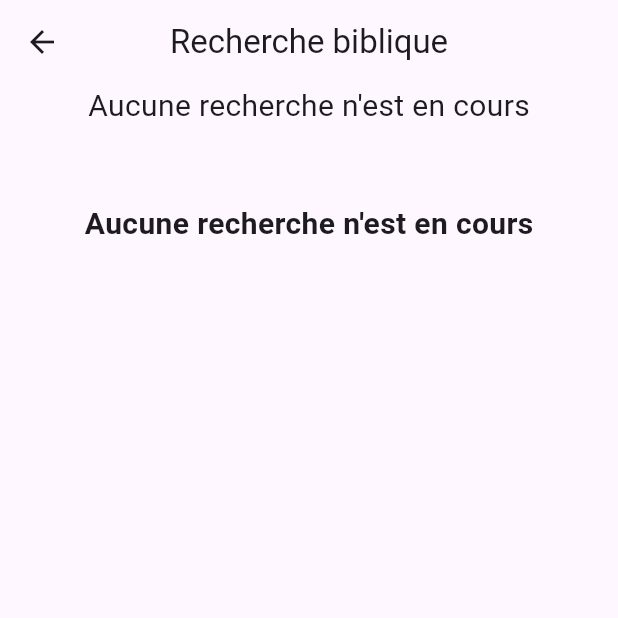
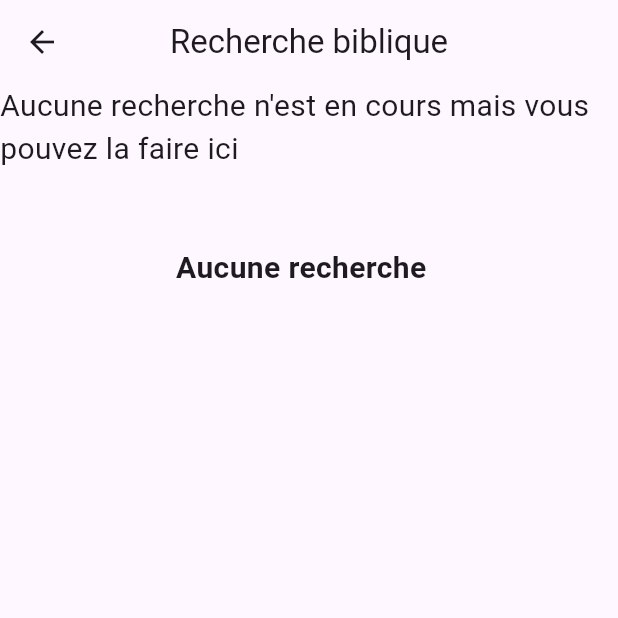
Before and after one commit to mooosmad/piousbible, a Flutter app: the SearchbibleView screen opened by its route, on a phone screen of 412 x 824 dp, the top half of it. Run offline on Flutter 3.47's test engine with Material 3 defaults, Android fonts, the phone set to English and light mode, and no system bars; our stand-ins replace get, zoom_tap_animation.

Commit message:
fix: some changes in search

```diff
--- a/lib/app/modules/searchbible/views/searchbible_view.dart
+++ b/lib/app/modules/searchbible/views/searchbible_view.dart
@@ -17,12 +17,12 @@ class SearchbibleView extends GetView<SearchbibleController> {
         child: Column(
           children: [
             Text(
-              'Aucune recherche n\'est en cours',
+              'Aucune recherche n\'est en cours mais vous pouvez la faire ici',
               style: TextStyle(fontSize: 20),
             ),
             SizedBox(height: 50),
             Text(
-              'Aucune recherche n\'est en cours',
+              'Aucune recherche  ',
               style: TextStyle(
                 fontSize: 20,
                 fontWeight: FontWeight.bold,
--- a/lib/main.dart
+++ b/lib/main.dart
@@ -10,6 +10,7 @@ void main() {
       title: "Application",
       initialRoute: AppPages.INITIAL,
       getPages: AppPages.routes,
+
     ),
   );
 }
```
